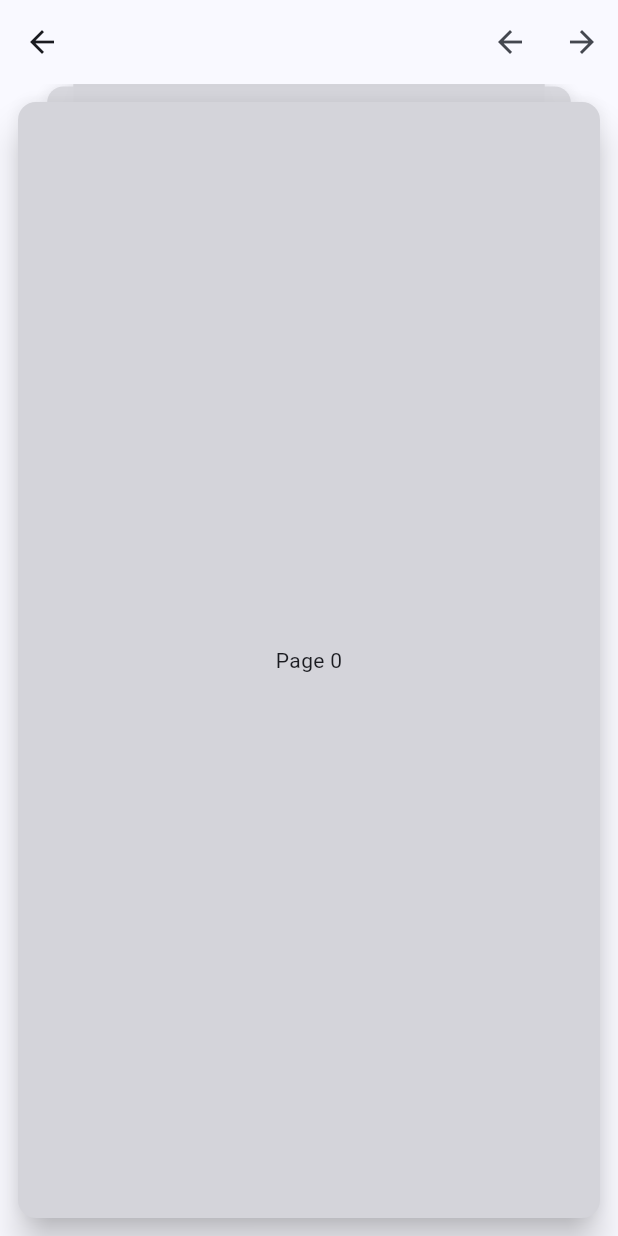
After one commit to tomcheung/flutter_ui_experiment, a Flutter app: the screen it shows after launch, after a tap on "Vintage cars", on a phone screen of 412 x 824 dp. The commit adds this screen. Run offline on Flutter 3.47's test engine with Material 2 defaults, Android fonts, the light colour scheme and no system bars; our stand-ins replace flutter_riverpod, freezed_annotation.

Commit message:
Added stacked card

```diff
--- a/lib/main.dart
+++ b/lib/main.dart
@@ -1,4 +1,5 @@
 import 'package:flutter/material.dart';
+import 'package:uichallenge/vintage_cars/vintage_cars.dart';
 import 'package:uichallenge/shopping_cart/shopping_cart_list.dart';
 
 import 'animated_todo_list/animated_todo_list.dart';
@@ -55,6 +56,16 @@ class DemoList extends StatelessWidget {
                 },
                 trailing: const Icon(Icons.arrow_forward),
               ),
+            ),
+            Card(
+              child: ListTile(
+                title: const Text('Vintage cars'),
+                onTap: () {
+                  Navigator.of(context).push(MaterialPageRoute(
+                      builder: (context) => const VintageCars()));
+                },
+                trailing: const Icon(Icons.arrow_forward),
+              ),
             )
           ],
         ),
--- /dev/null
+++ b/lib/vintage_cars/stacked_card.dart
@@ -0,0 +1,92 @@
+import 'dart:math';
+
+import 'package:flutter/material.dart';
+
+class StackedCard extends StatefulWidget {
+  final Widget Function(int) itemBuilder;
+  final int currentIndex;
+  final Duration? animationDuration;
+
+  const StackedCard(
+      {super.key,
+      required this.itemBuilder,
+      this.currentIndex = 0,
+      this.animationDuration});
+
+  @override
+  State<StackedCard> createState() => _StackedCardState();
+}
+
+class _StackedCardState extends State<StackedCard>
+    with TickerProviderStateMixin {
+  late AnimationController _cardAnimator;
+  final Map<int, (int, Widget)> _itemMap = {};
+
+  @override
+  void initState() {
+    _cardAnimator = AnimationController(
+      vsync: this,
+      value: 0,
+      lowerBound: 0,
+      upperBound: 999,
+    );
+    super.initState();
+  }
+
+  @override
+  void dispose() {
+    _cardAnimator.dispose();
+    super.dispose();
+  }
+
+  @override
+  void didUpdateWidget(covariant StackedCard oldWidget) {
+    _cardAnimator.animateTo(
+      widget.currentIndex.toDouble(),
+      curve: Curves.easeOut,
+      duration: widget.animationDuration ?? const Duration(milliseconds: 250),
+    );
+    super.didUpdateWidget(oldWidget);
+  }
+
+  @override
+  Widget build(BuildContext context) {
+    return AnimatedBuilder(
+      animation: _cardAnimator,
+      builder: (context, child) => Stack(
+        fit: StackFit.expand,
+        children: [2, 1, 0, -1].map((idx) {
+          final transition = _cardAnimator.value % 1;
+          final i = idx + transition;
+
+          final itemIndex = _cardAnimator.value.toInt();
+          var content = _itemMap[itemIndex];
+          if (content == null || content.$1 != itemIndex) {
+            content = (itemIndex, widget.itemBuilder(itemIndex));
+          }
+
+          final item = Transform(
+            alignment: Alignment.topCenter,
+            transform:
+                Matrix4.translationValues(0, i * -10, 0).scaled(pow(0.9, i)),
+            child: content.$2,
+          );
+
+          double opacity = 1;
+          if (idx < 0 || idx > 1) {
+            opacity = idx > 0 ? 1 - transition : transition;
+          }
+
+          if (idx > 0) {
+            opacity *= pow(0.9, idx).toDouble();
+          }
+
+          return Opacity(
+            opacity: opacity,
+            child: item,
+          );
+        }).toList(growable: false),
+      ),
+    );
+  }
+}
--- /dev/null
+++ b/lib/vintage_cars/vintage_cars.dart
@@ -0,0 +1,61 @@
+import 'package:flutter/material.dart';
+import 'package:uichallenge/vintage_cars/stacked_card.dart';
+
+class VintageCars extends StatefulWidget {
+  const VintageCars({super.key});
+
+  @override
+  State<VintageCars> createState() => _VintageCarsState();
+}
+
+class _VintageCarsState extends State<VintageCars> {
+  int item = 0;
+
+  @override
+  Widget build(BuildContext context) {
+    return Scaffold(
+      appBar: AppBar(
+        actions: [
+          IconButton(
+            icon: const Icon(Icons.arrow_back),
+            onPressed: () {
+              setState(() {
+                item += 1;
+              });
+            },
+          ),
+          IconButton(
+            icon: const Icon(Icons.arrow_forward),
+            onPressed: () {
+              setState(() {
+                item -= 1;
+              });
+            },
+          ),
+        ],
+      ),
+      body: Padding(
+        padding: const EdgeInsets.all(8.0),
+        child: StackedCard(
+          itemBuilder: (i) => _CardItem(content: 'Page $i'),
+          currentIndex: item,
+        ),
+      ),
+    );
+  }
+}
+
+class _CardItem extends StatelessWidget {
+  final String content;
+
+  const _CardItem({super.key, required this.content});
+
+  @override
+  Widget build(BuildContext context) {
+    return Card(
+      surfaceTintColor: Colors.black54,
+      elevation: 10,
+      child: Center(child: Text(content)),
+    );
+  }
+}
```
